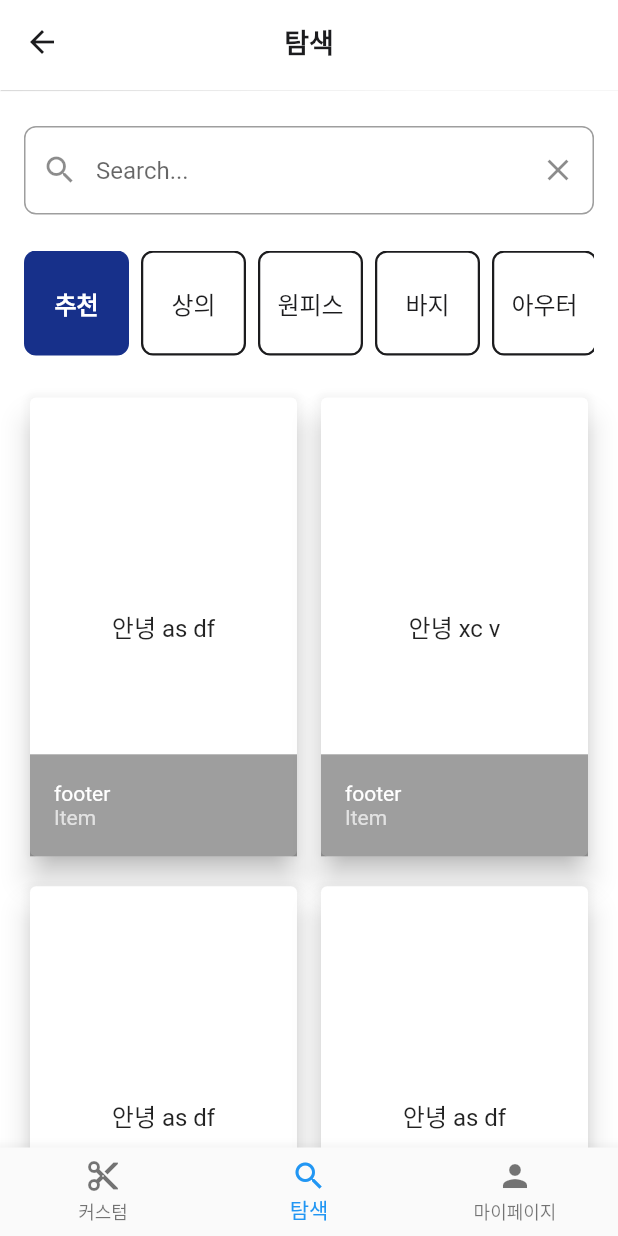
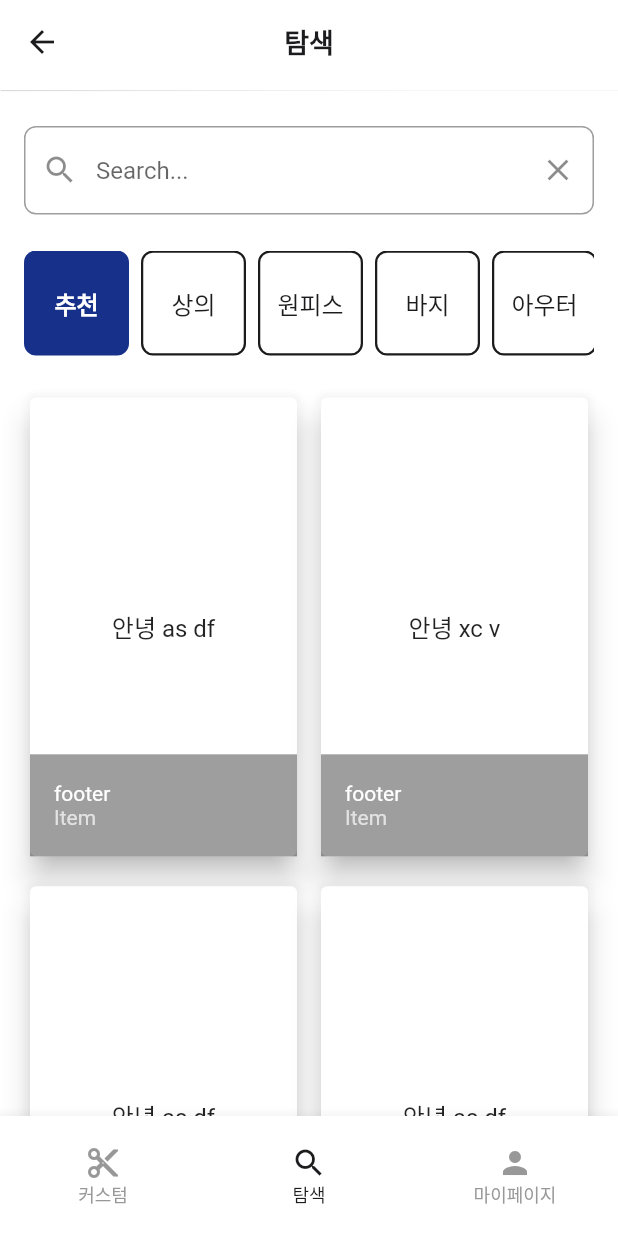
Before and after one commit to yeongwooCho/Custom_Ecommerce, a Flutter app: the RootTab screen opened by its route, item 2 of the bottom bar chosen, on a phone screen of 412 x 824 dp. Run offline on Flutter 3.47's test engine with Material 2 defaults, Android fonts, the phone set to English and light mode, and no system bars.

Commit message:
[chore] BottomNavigationBar height 지정하도록 SizedBox Wrapper 추가

```diff
--- a/lib/common/layout/default_layout.dart
+++ b/lib/common/layout/default_layout.dart
@@ -4,7 +4,7 @@ import 'package:flutter/material.dart';
 class DefaultLayout extends StatelessWidget {
   final Color? backgroundColor;
   final PreferredSizeWidget? appbar;
-  final BottomNavigationBar? bottomNavigationBar;
+  final Widget? bottomNavigationBar;
   final Widget child;
 
   const DefaultLayout({
--- a/lib/common/view/root_tab.dart
+++ b/lib/common/view/root_tab.dart
@@ -1,3 +1,4 @@
+import 'package:custom_clothes/common/const/colors.dart';
 import 'package:custom_clothes/common/layout/default_layout.dart';
 import 'package:custom_clothes/custom/view/custom_screen.dart';
 import 'package:custom_clothes/mypage/view/mypage_screen.dart';
@@ -46,7 +47,10 @@ class _RootTabState extends State<RootTab> with TickerProviderStateMixin {
   @override
   Widget build(BuildContext context) {
     return DefaultLayout(
-      bottomNavigationBar: renderBottomNavigationBar(),
+      bottomNavigationBar: SizedBox(
+        height: 80.0,
+        child: renderBottomNavigationBar(),
+      ),
       child: Center(
         child: TabBarView(
           controller: controller,
@@ -62,6 +66,11 @@ class _RootTabState extends State<RootTab> with TickerProviderStateMixin {
 
   BottomNavigationBar renderBottomNavigationBar() {
     return BottomNavigationBar(
+      backgroundColor: BACKGROUND_COLOR,
+      selectedItemColor: DEFAULT_TEXT_COLOR,
+      selectedFontSize: 12.0,
+      unselectedItemColor: DARK_GREY_COLOR,
+      unselectedFontSize: 12.0,
       onTap: (int index) {
         controller?.animateTo(index);
       },
@@ -70,7 +79,7 @@ class _RootTabState extends State<RootTab> with TickerProviderStateMixin {
     );
   }
 
-  List<BottomNavigationBarItem> getItems(){
+  List<BottomNavigationBarItem> getItems() {
     return const [
       BottomNavigationBarItem(
         icon: Icon(Icons.cut),
```
